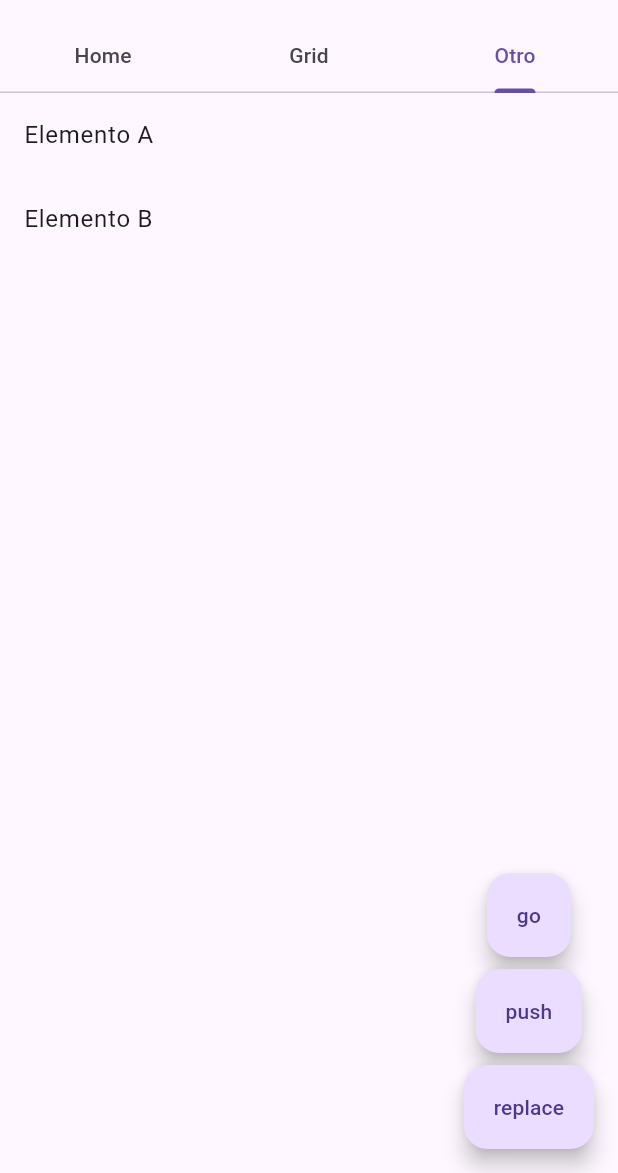
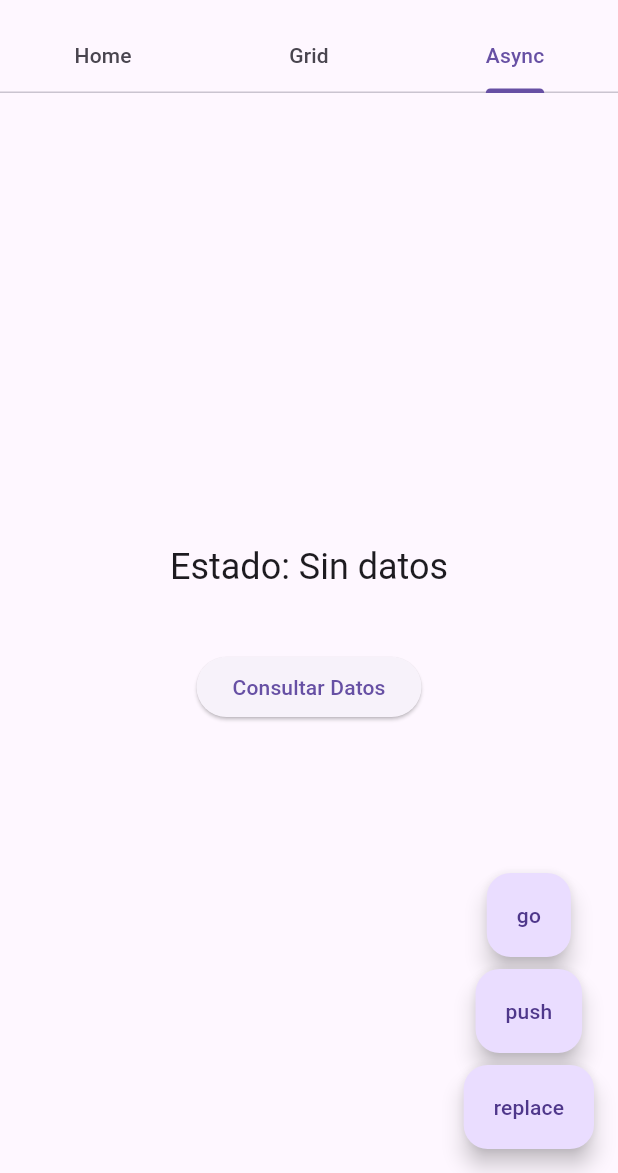
Before and after one commit to Alexvarela010/flutter-course, a Flutter app: the screen it shows after launch, tab 3 chosen, on a phone screen of 412 x 824 dp, the part 63-1236 px from its top. Run offline on Flutter 3.47's test engine with Material 3 defaults, Android fonts, the phone set to English and light mode, and no system bars; our stand-ins replace go_router; network calls fail.

Commit message:
(feat): Implementa la carga de datos asíncrona con Future

```diff
--- a/lib/screens/home_screen.dart
+++ b/lib/screens/home_screen.dart
@@ -1,5 +1,6 @@
 import 'package:flutter/material.dart';
 import 'package:go_router/go_router.dart';
+import '../services/data_service.dart';
 
 class HomeScreen extends StatefulWidget {
   const HomeScreen({super.key});
@@ -7,6 +8,7 @@ class HomeScreen extends StatefulWidget {
   @override
   State<HomeScreen> createState() => _HomeScreenState();
 }
+
 // Widget para el primer tab (contenido de HomePage adaptado)
 class _HomeTab extends StatefulWidget {
   @override
@@ -18,9 +20,7 @@ class _HomeTabState extends State<_HomeTab> {
 
   @override
   Widget build(BuildContext context) {
-    return Scaffold(
-      appBar: AppBar(title: Text(title)),
-      body: Padding(
+    return Padding(
         padding: const EdgeInsets.all(16),
         child: Column(
           crossAxisAlignment: CrossAxisAlignment.stretch,
@@ -37,7 +37,7 @@ class _HomeTabState extends State<_HomeTab> {
                 Container(
                   width: 100,
                   height: 100,
-                  decoration: BoxDecoration(
+                  decoration: const BoxDecoration(
                     image: DecorationImage(
                       image: NetworkImage(
                         'https://raw.githubusercontent.com/Klerith/mas-talento/refs/heads/main/angular/angular-logo.png',
@@ -48,7 +48,7 @@ class _HomeTabState extends State<_HomeTab> {
                 Container(
                   width: 100,
                   height: 100,
-                  decoration: BoxDecoration(
+                  decoration: const BoxDecoration(
                     image: DecorationImage(
                       image: AssetImage('assets/img/springboot.png'),
                     ),
@@ -56,9 +56,8 @@ class _HomeTabState extends State<_HomeTab> {
                 ),
               ],
             ),
-            ListView(
-              shrinkWrap: true,
-              physics: NeverScrollableScrollPhysics(),
+            Expanded(
+              child: ListView(
                 children: const [
                   ListTile(
                     leading: Icon(Icons.check),
@@ -74,6 +73,7 @@ class _HomeTabState extends State<_HomeTab> {
                   ),
                 ],
               ),
+            ),
             const SizedBox(height: 24),
             ElevatedButton(
               onPressed: () {
@@ -83,10 +83,75 @@ class _HomeTabState extends State<_HomeTab> {
                       : 'Hola, Flutter';
                 });
                 ScaffoldMessenger.of(context).showSnackBar(
-                  const SnackBar(content: Text('Título actualizado')),
+                  const SnackBar(content: Text('Título actualizado (no visible en AppBar)')),
                 );
               },
               child: const Text('Cambiar título'),
+            ),
+          ],
+        ),
+      );
+  }
+}
+
+class _AsyncTab extends StatefulWidget {
+  const _AsyncTab({super.key});
+
+  @override
+  State<_AsyncTab> createState() => _AsyncTabState();
+}
+
+class _AsyncTabState extends State<_AsyncTab> {
+  final DataService _dataService = DataService();
+  String _dataState = 'Sin datos';
+  String? _data;
+  String? _error;
+
+  Future<void> _fetchData() async {
+    print('Antes de la llamada asíncrona.');
+    setState(() {
+      _dataState = 'Cargando...';
+      _data = null;
+      _error = null;
+    });
+
+    try {
+      print('Durante la espera del Future...');
+      final data = await _dataService.fetchData();
+      setState(() {
+        _dataState = 'Éxito';
+        _data = data;
+      });
+      print('Después de la llamada asíncrona (Éxito).');
+    } catch (e) {
+      setState(() {
+        _dataState = 'Error';
+        _error = e.toString();
+      });
+       print('Después de la llamada asíncrona (Error).');
+    }
+  }
+
+  @override
+  Widget build(BuildContext context) {
+    return Center(
+      child: Padding(
+        padding: const EdgeInsets.all(16.0),
+        child: Column(
+          mainAxisAlignment: MainAxisAlignment.center,
+          children: [
+            Text('Estado: $_dataState', style: Theme.of(context).textTheme.headlineSmall),
+            const SizedBox(height: 20),
+            if (_dataState == 'Cargando...')
+              const CircularProgressIndicator()
+            else if (_data != null)
+              Text(_data!, textAlign: TextAlign.center, style: const TextStyle(fontSize: 16))
+            else if (_error != null)
+              Text(_error!, textAlign: TextAlign.center, style: const TextStyle(color: Colors.red, fontSize: 16)),
+            const SizedBox(height: 20),
+            ElevatedButton(
+              onPressed: _fetchData,
+              child: const Text('Consultar Datos'),
             ),
           ],
         ),
@@ -95,12 +160,12 @@ class _HomeTabState extends State<_HomeTab> {
   }
 }
 
+
 class _HomeScreenState extends State<HomeScreen> with SingleTickerProviderStateMixin {
   late TabController _tabController;
 
   @override
   void initState() {
-    // Se llama una vez al crear el widget.
     print('HomeScreen: initState');
     super.initState();
     _tabController = TabController(length: 3, vsync: this);
@@ -108,37 +173,33 @@ class _HomeScreenState extends State<HomeScreen> with SingleTickerProviderStateM
 
   @override
   void didChangeDependencies() {
-    // Se llama cuando el widget depende de un InheritedWidget.
     print('HomeScreen: didChangeDependencies');
     super.didChangeDependencies();
   }
 
   @override
   Widget build(BuildContext context) {
-    // Se llama cada vez que se construye el widget.
     print('HomeScreen: build');
     return Scaffold(
       appBar: AppBar(
-        title: Text('Pantalla Principal'),
+        title: const Text('Pantalla Principal'),
         bottom: TabBar(
           controller: _tabController,
-          tabs: [
+          tabs: const [
             Tab(text: 'Home'),
             Tab(text: 'Grid'),
-            Tab(text: 'Otro'),
+            Tab(text: 'Async'),
           ],
         ),
       ),
       body: TabBarView(
         controller: _tabController,
         children: [
-          // Primer tab: Home
           _HomeTab(),
 
-        // Segundo tab: GridView
           GridView.builder(
-            padding: EdgeInsets.all(16),
-            gridDelegate: SliverGridDelegateWithFixedCrossAxisCount(
+            padding: const EdgeInsets.all(16),
+            gridDelegate: const SliverGridDelegateWithFixedCrossAxisCount(
               crossAxisCount: 2,
               mainAxisSpacing: 8,
               crossAxisSpacing: 8,
@@ -148,7 +209,7 @@ class _HomeScreenState extends State<HomeScreen> with SingleTickerProviderStateM
               return GestureDetector(
                 onTap: () {
                   print('HomeScreen: setState (al tocar item)');
-                  setState(() {}); // Solo para evidenciar setState
+                  // setState(() {}); // This setState is in the parent, not ideal.
                 },
                 child: Card(
                   child: Center(child: Text('Elemento $index')),
@@ -156,13 +217,8 @@ class _HomeScreenState extends State<HomeScreen> with SingleTickerProviderStateM
               );
             },
           ),
-          // Tercer tab: Widget adicional (ListView)
-          ListView(
-            children: [
-              ListTile(title: Text('Elemento A')),
-              ListTile(title: Text('Elemento B')),
-            ],
-          ),
+
+          const _AsyncTab(),
         ],
       ),
       floatingActionButton: Column(
@@ -170,27 +226,24 @@ class _HomeScreenState extends State<HomeScreen> with SingleTickerProviderStateM
         children: [
           FloatingActionButton.extended(
             heroTag: 'go',
-            label: Text('go'),
+            label: const Text('go'),
             onPressed: () {
-              // Navega y reemplaza la ruta actual.
               context.go('/detail/go');
             },
           ),
-          SizedBox(height: 8),
+          const SizedBox(height: 8),
           FloatingActionButton.extended(
             heroTag: 'push',
-            label: Text('push'),
+            label: const Text('push'),
             onPressed: () {
-              // Navega y agrega a la pila.
               context.push('/detail/push');
             },
           ),
-          SizedBox(height: 8),
+          const SizedBox(height: 8),
           FloatingActionButton.extended(
             heroTag: 'replace',
-            label: Text('replace'),
+            label: const Text('replace'),
             onPressed: () {
-              // Reemplaza la ruta actual.
               context.replace('/detail/replace');
             },
           ),
@@ -201,10 +254,8 @@ class _HomeScreenState extends State<HomeScreen> with SingleTickerProviderStateM
 
   @override
   void dispose() {
-    // Se llama al destruir el widget.
     print('HomeScreen: dispose');
     _tabController.dispose();
     super.dispose();
   }
-
 }
```
Lines whose indentation alone changed are shown as unchanged.
